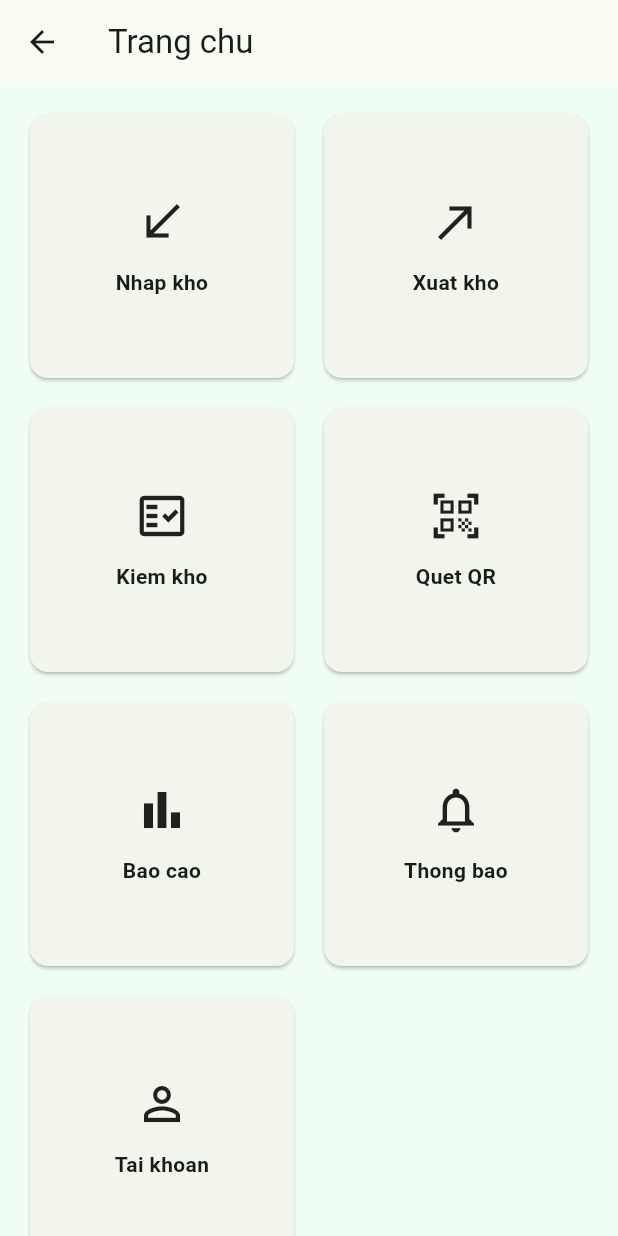
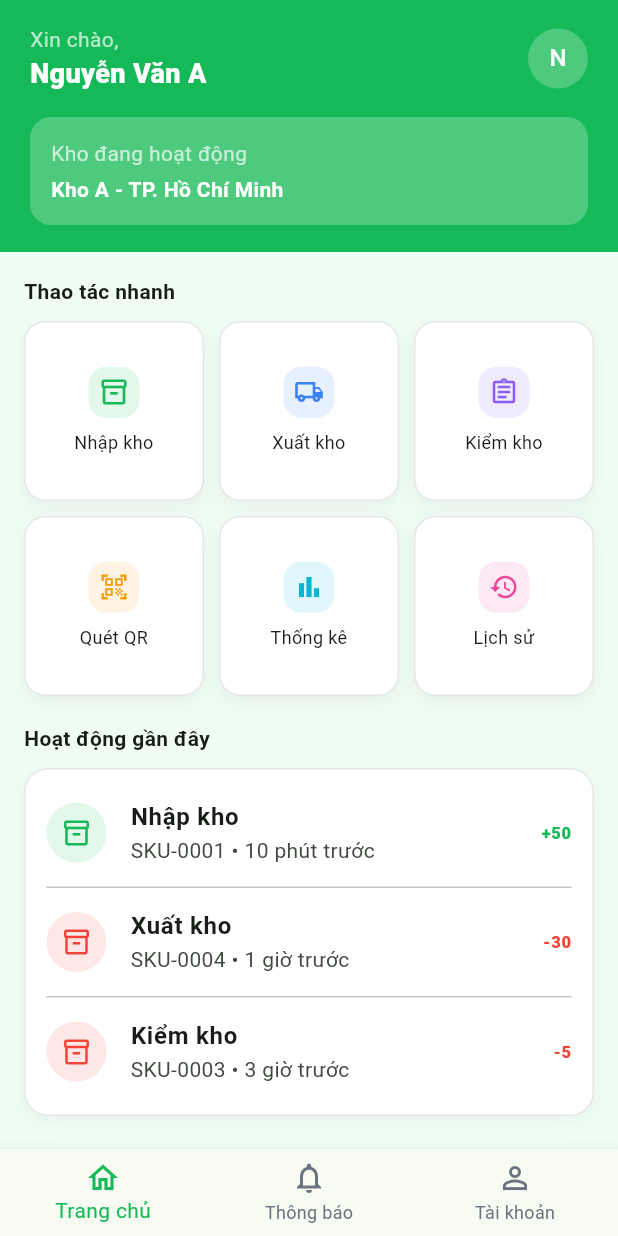
Before and after one commit to DinhDuc01/DoAnFlutter, a Flutter app: the HomeScreen screen opened by its route, on a phone screen of 412 x 824 dp. Run offline on Flutter 3.47's test engine with Material 3 defaults, Android fonts, the phone set to English and light mode, and no system bars.

Commit message:
+Update_homescreen

```diff
--- /dev/null
+++ b/lib/features/home/models/quick_action.dart
@@ -0,0 +1,15 @@
+import 'package:flutter/material.dart';
+
+class QuickAction {
+  const QuickAction({
+    required this.title,
+    required this.icon,
+    required this.color,
+    required this.route,
+  });
+
+  final String title;
+  final IconData icon;
+  final Color color;
+  final String route;
+}
--- /dev/null
+++ b/lib/features/home/models/recent_activity.dart
@@ -0,0 +1,15 @@
+import 'package:flutter/material.dart';
+
+class RecentActivity {
+  const RecentActivity({
+    required this.title,
+    required this.subtitle,
+    required this.amount,
+    required this.color,
+  });
+
+  final String title;
+  final String subtitle;
+  final String amount;
+  final Color color;
+}
--- a/lib/features/home/presentation/screens/home_screen.dart
+++ b/lib/features/home/presentation/screens/home_screen.dart
@@ -1,67 +1,28 @@
 import 'package:flutter/material.dart';
 
-import '../../../../core/routes/app_routes.dart';
+import '../../../../core/theme/app_colors.dart';
+import '../widgets/home_bottom_nav.dart';
+import '../widgets/home_content.dart';
+import '../widgets/home_header.dart';
 
 class HomeScreen extends StatelessWidget {
   const HomeScreen({super.key});
 
   @override
   Widget build(BuildContext context) {
-    const modules = [
-      _HomeModule('Nhap kho', Icons.call_received, AppRoutes.inbound),
-      _HomeModule('Xuat kho', Icons.call_made, AppRoutes.outbound),
-      _HomeModule('Kiem kho', Icons.fact_check_outlined, AppRoutes.inventory),
-      _HomeModule('Quet QR', Icons.qr_code_scanner, AppRoutes.scanQr),
-      _HomeModule('Bao cao', Icons.bar_chart, AppRoutes.reports),
-      _HomeModule('Thong bao', Icons.notifications_outlined, AppRoutes.notifications),
-      _HomeModule('Tai khoan', Icons.person_outline, AppRoutes.account),
-    ];
-
-    return Scaffold(
-      appBar: AppBar(
-        title: const Text('Trang chu'),
+    return const Scaffold(
+      backgroundColor: AppColors.backgroundStart,
+      body: SafeArea(
+        child: SingleChildScrollView(
+          child: Column(
+            children: [
+              HomeHeader(),
+              HomeContent(),
+            ],
+          ),
+        ),
       ),
-      body: GridView.builder(
-        padding: const EdgeInsets.all(16),
-        gridDelegate: const SliverGridDelegateWithFixedCrossAxisCount(
-          crossAxisCount: 2,
-          crossAxisSpacing: 12,
-          mainAxisSpacing: 12,
-        ),
-        itemCount: modules.length,
-        itemBuilder: (context, index) {
-          final module = modules[index];
-          return InkWell(
-            borderRadius: BorderRadius.circular(12),
-            onTap: () => Navigator.of(context).pushNamed(module.route),
-            child: Card(
-              child: Padding(
-                padding: const EdgeInsets.all(16),
-                child: Column(
-                  mainAxisAlignment: MainAxisAlignment.center,
-                  children: [
-                    Icon(module.icon, size: 36),
-                    const SizedBox(height: 12),
-                    Text(
-                      module.title,
-                      textAlign: TextAlign.center,
-                      style: const TextStyle(fontWeight: FontWeight.w700),
-                    ),
-                  ],
-                ),
-              ),
-            ),
-          );
-        },
-      ),
+      bottomNavigationBar: HomeBottomNav(),
     );
   }
 }
-
-class _HomeModule {
-  const _HomeModule(this.title, this.icon, this.route);
-
-  final String title;
-  final IconData icon;
-  final String route;
-}
--- /dev/null
+++ b/lib/features/home/presentation/widgets/home_bottom_nav.dart
@@ -0,0 +1,39 @@
+import 'package:flutter/material.dart';
+
+import '../../../../core/routes/app_routes.dart';
+import '../../../../core/theme/app_colors.dart';
+
+class HomeBottomNav extends StatelessWidget {
+  const HomeBottomNav({super.key});
+
+  @override
+  Widget build(BuildContext context) {
+    return BottomNavigationBar(
+      currentIndex: 0,
+      selectedItemColor: AppColors.primary,
+      unselectedItemColor: AppColors.textSecondary,
+      onTap: (index) {
+        if (index == 1) {
+          Navigator.of(context).pushNamed(AppRoutes.notifications);
+        }
+        if (index == 2) {
+          Navigator.of(context).pushNamed(AppRoutes.account);
+        }
+      },
+      items: const [
+        BottomNavigationBarItem(
+          icon: Icon(Icons.home_outlined),
+          label: 'Trang chủ',
+        ),
+        BottomNavigationBarItem(
+          icon: Icon(Icons.notifications_outlined),
+          label: 'Thông báo',
+        ),
+        BottomNavigationBarItem(
+          icon: Icon(Icons.person_outline),
+          label: 'Tài khoản',
+        ),
+      ],
+    );
+  }
+}
--- /dev/null
+++ b/lib/features/home/presentation/widgets/home_content.dart
@@ -0,0 +1,33 @@
+import 'package:flutter/material.dart';
+
+import 'quick_action_grid.dart';
+import 'recent_activity_card.dart';
+
+class HomeContent extends StatelessWidget {
+  const HomeContent({super.key});
+
+  @override
+  Widget build(BuildContext context) {
+    return const Padding(
+      padding: EdgeInsets.all(16),
+      child: Column(
+        crossAxisAlignment: CrossAxisAlignment.start,
+        children: [
+          Text(
+            'Thao tác nhanh',
+            style: TextStyle(fontWeight: FontWeight.w700),
+          ),
+          SizedBox(height: 10),
+          QuickActionGrid(),
+          SizedBox(height: 18),
+          Text(
+            'Hoạt động gần đây',
+            style: TextStyle(fontWeight: FontWeight.w700),
+          ),
+          SizedBox(height: 10),
+          RecentActivityCard(),
+        ],
+      ),
+    );
+  }
+}
--- /dev/null
+++ b/lib/features/home/presentation/widgets/home_header.dart
@@ -0,0 +1,74 @@
+import 'package:flutter/material.dart';
+
+import '../../../../core/theme/app_colors.dart';
+
+class HomeHeader extends StatelessWidget {
+  const HomeHeader({super.key});
+
+  @override
+  Widget build(BuildContext context) {
+    return Container(
+      width: double.infinity,
+      padding: const EdgeInsets.fromLTRB(20, 16, 20, 18),
+      color: AppColors.primary,
+      child: Column(
+        crossAxisAlignment: CrossAxisAlignment.start,
+        children: [
+          const Row(
+            children: [
+              Expanded(
+                child: Column(
+                  crossAxisAlignment: CrossAxisAlignment.start,
+                  children: [
+                    Text(
+                      'Xin chào,',
+                      style: TextStyle(color: Colors.white70),
+                    ),
+                    Text(
+                      'Nguyễn Văn A',
+                      style: TextStyle(
+                        color: Colors.white,
+                        fontSize: 18,
+                        fontWeight: FontWeight.w800,
+                      ),
+                    ),
+                  ],
+                ),
+              ),
+              CircleAvatar(
+                backgroundColor: Colors.white24,
+                child: Text('N', style: TextStyle(color: Colors.white)),
+              ),
+            ],
+          ),
+          const SizedBox(height: 16),
+          Container(
+            width: double.infinity,
+            padding: const EdgeInsets.all(14),
+            decoration: BoxDecoration(
+              color: Colors.white24,
+              borderRadius: BorderRadius.circular(14),
+            ),
+            child: const Column(
+              crossAxisAlignment: CrossAxisAlignment.start,
+              children: [
+                Text(
+                  'Kho đang hoạt động',
+                  style: TextStyle(color: Colors.white70),
+                ),
+                SizedBox(height: 4),
+                Text(
+                  'Kho A - TP. Hồ Chí Minh',
+                  style: TextStyle(
+                    color: Colors.white,
+                    fontWeight: FontWeight.w700,
+                  ),
+                ),
+              ],
+            ),
+          ),
+        ],
+      ),
+    );
+  }
+}
--- /dev/null
+++ b/lib/features/home/presentation/widgets/quick_action_grid.dart
@@ -0,0 +1,104 @@
+import 'package:flutter/material.dart';
+
+import '../../../../core/routes/app_routes.dart';
+import '../../../../core/theme/app_colors.dart';
+import '../../models/quick_action.dart';
+
+class QuickActionGrid extends StatelessWidget {
+  const QuickActionGrid({super.key});
+
+  static const actions = [
+    QuickAction(
+      title: 'Nhập kho',
+      icon: Icons.inventory_2_outlined,
+      color: AppColors.primary,
+      route: AppRoutes.inbound,
+    ),
+    QuickAction(
+      title: 'Xuất kho',
+      icon: Icons.local_shipping_outlined,
+      color: Color(0xFF3B82F6),
+      route: AppRoutes.outbound,
+    ),
+    QuickAction(
+      title: 'Kiểm kho',
+      icon: Icons.assignment_outlined,
+      color: Color(0xFF8B5CF6),
+      route: AppRoutes.inventory,
+    ),
+    QuickAction(
+      title: 'Quét QR',
+      icon: Icons.qr_code_scanner,
+      color: Color(0xFFF59E0B),
+      route: AppRoutes.scanQr,
+    ),
+    QuickAction(
+      title: 'Thống kê',
+      icon: Icons.bar_chart,
+      color: Color(0xFF06B6D4),
+      route: AppRoutes.reports,
+    ),
+    QuickAction(
+      title: 'Lịch sử',
+      icon: Icons.history,
+      color: Color(0xFFEC4899),
+      route: AppRoutes.notifications,
+    ),
+  ];
+
+  @override
+  Widget build(BuildContext context) {
+    return GridView.builder(
+      shrinkWrap: true,
+      physics: const NeverScrollableScrollPhysics(),
+      itemCount: actions.length,
+      gridDelegate: const SliverGridDelegateWithFixedCrossAxisCount(
+        crossAxisCount: 3,
+        crossAxisSpacing: 10,
+        mainAxisSpacing: 10,
+      ),
+      itemBuilder: (context, index) {
+        final item = actions[index];
+
+        return InkWell(
+          onTap: () => Navigator.of(context).pushNamed(item.route),
+          borderRadius: BorderRadius.circular(14),
+          child: DecoratedBox(
+            decoration: BoxDecoration(
+              color: Colors.white,
+              borderRadius: BorderRadius.circular(14),
+              border: Border.all(color: AppColors.border),
+              boxShadow: [
+                BoxShadow(
+                  color: Colors.black.withValues(alpha: 0.05),
+                  blurRadius: 10,
+                  offset: const Offset(0, 4),
+                ),
+              ],
+            ),
+            child: Column(
+              mainAxisAlignment: MainAxisAlignment.center,
+              children: [
+                Container(
+                  width: 34,
+                  height: 34,
+                  decoration: BoxDecoration(
+                    color: item.color.withValues(alpha: 0.12),
+                    borderRadius: BorderRadius.circular(12),
+                  ),
+                  child: Icon(item.icon, color: item.color, size: 20),
+                ),
+                const SizedBox(height: 8),
+                Text(
+                  item.title,
+                  textAlign: TextAlign.center,
+                  style: const TextStyle(fontSize: 12),
+                ),
+              ],
+            ),
+          ),
+        );
+      },
+    );
+  }
+}
--- /dev/null
+++ b/lib/features/home/presentation/widgets/recent_activity_card.dart
@@ -0,0 +1,92 @@
+import 'package:flutter/material.dart';
+
+import '../../../../core/theme/app_colors.dart';
+import '../../models/recent_activity.dart';
+
+class RecentActivityCard extends StatelessWidget {
+  const RecentActivityCard({super.key});
+
+  static const activities = [
+    RecentActivity(
+      title: 'Nhập kho',
+      subtitle: 'SKU-0001 • 10 phút trước',
+      amount: '+50',
+      color: AppColors.primary,
+    ),
+    RecentActivity(
+      title: 'Xuất kho',
+      subtitle: 'SKU-0004 • 1 giờ trước',
+      amount: '-30',
+      color: Colors.red,
+    ),
+    RecentActivity(
+      title: 'Kiểm kho',
+      subtitle: 'SKU-0003 • 3 giờ trước',
+      amount: '-5',
+      color: Colors.red,
+    ),
+  ];
+
+  @override
+  Widget build(BuildContext context) {
+    return Container(
+      padding: const EdgeInsets.symmetric(horizontal: 14, vertical: 6),
+      decoration: BoxDecoration(
+        color: Colors.white,
+        borderRadius: BorderRadius.circular(16),
+        border: Border.all(color: AppColors.border),
+        boxShadow: [
+          BoxShadow(
+            color: Colors.black.withValues(alpha: 0.04),
+            blurRadius: 10,
+            offset: const Offset(0, 4),
+          ),
+        ],
+      ),
+      child: Column(
+        children: [
+          for (var index = 0; index < activities.length; index++) ...[
+            RecentActivityItem(activity: activities[index]),
+            if (index < activities.length - 1) const Divider(height: 1),
+          ],
+        ],
+      ),
+    );
+  }
+}
+
+class RecentActivityItem extends StatelessWidget {
+  const RecentActivityItem({
+    required this.activity,
+    super.key,
+  });
+
+  final RecentActivity activity;
+
+  @override
+  Widget build(BuildContext context) {
+    return ListTile(
+      contentPadding: EdgeInsets.zero,
+      leading: CircleAvatar(
+        backgroundColor: activity.color.withValues(alpha: 0.12),
+        child: Icon(
+          Icons.inventory_2_outlined,
+          color: activity.color,
+          size: 20,
+        ),
+      ),
+      title: Text(
+        activity.title,
+        style: const TextStyle(fontWeight: FontWeight.w700),
+      ),
+      subtitle: Text(activity.subtitle),
+      trailing: Text(
+        activity.amount,
+        style: TextStyle(
+          color: activity.color,
+          fontWeight: FontWeight.w800,
+        ),
+      ),
+    );
+  }
+}
```
